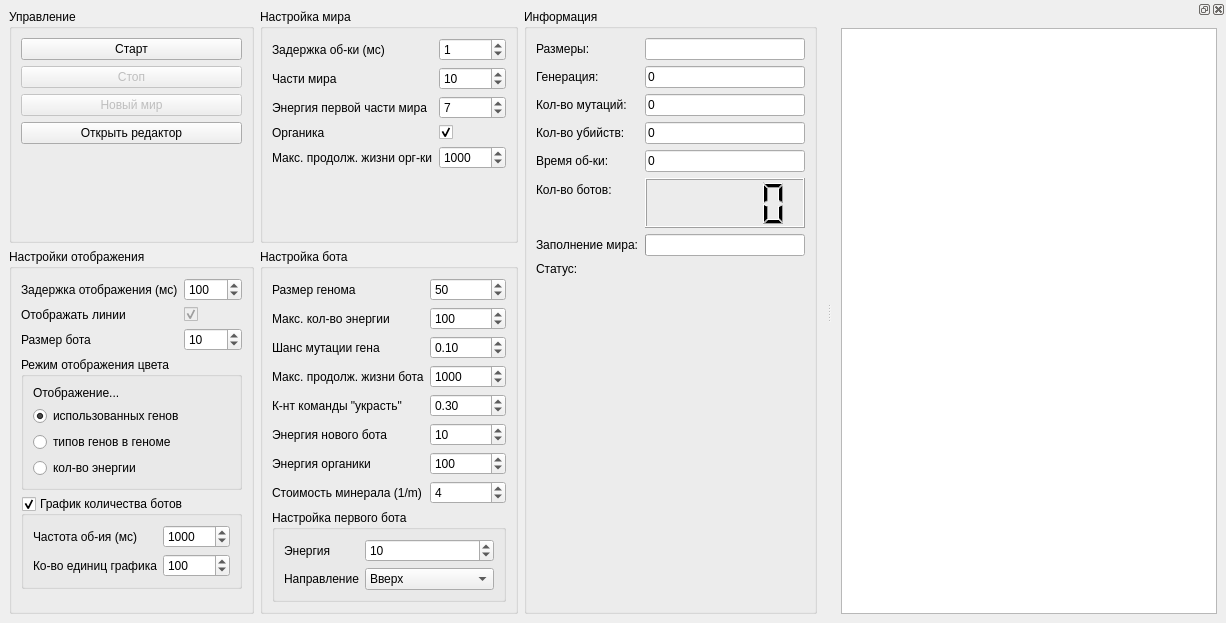
This is mainwindow.ui in TomasGlgg/QGenetic as Qt 5 draws it before an edit. The edited form follows.
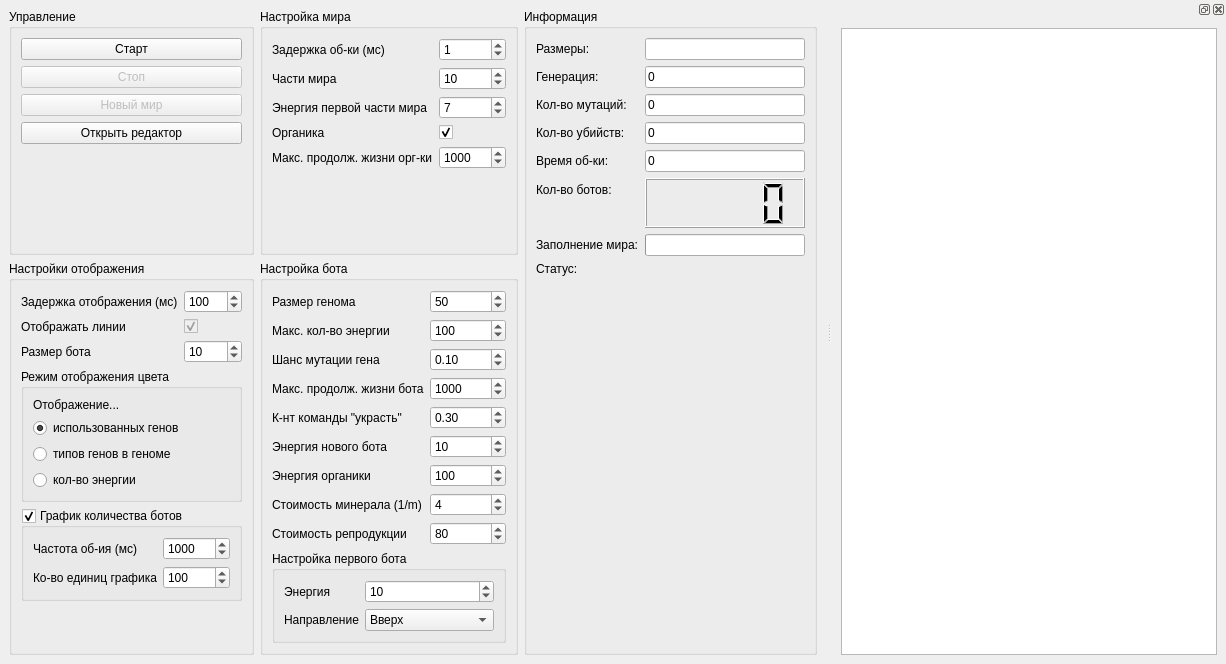
This is the edited form. Custom widgets are drawn as their Qt base class.

Commit message: Update UI and fix steal command

What changed in the file:
```diff
--- a/mainwindow.ui
+++ b/mainwindow.ui
@@ -7,7 +7,7 @@
     <x>0</x>
     <y>0</y>
     <width>1226</width>
-    <height>623</height>
+    <height>664</height>
    </rect>
   </property>
   <property name="sizePolicy">
@@ -510,7 +510,7 @@
          </property>
         </widget>
        </item>
-       <item row="8" column="0" colspan="2">
+       <item row="9" column="0" colspan="2">
         <widget class="QGroupBox" name="groupBox_7">
          <property name="title">
           <string>Настройка первого бота</string>
@@ -644,6 +644,26 @@
          </property>
         </widget>
        </item>
+       <item row="8" column="0">
+        <widget class="QLabel" name="label_30">
+         <property name="text">
+          <string>Стоимость репродукции</string>
+         </property>
+        </widget>
+       </item>
+       <item row="8" column="1">
+        <widget class="QSpinBox" name="reproductionPrice">
+         <property name="minimum">
+          <number>1</number>
+         </property>
+         <property name="maximum">
+          <number>10000</number>
+         </property>
+         <property name="value">
+          <number>80</number>
+         </property>
+        </widget>
+       </item>
       </layout>
      </widget>
     </item>
```
Left out of the diff: 9 changed lines with no effect on the pictures. The commit also changes 5 other files.
